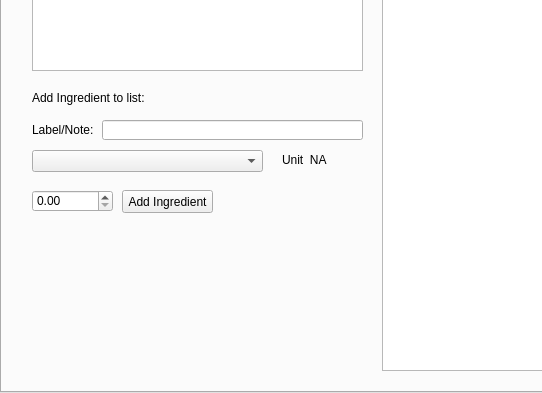
Qt form source/display.ui (RobertFirouzi/OurRecipes) before a commit; both pictures show x 0 to 542 and y 256 to 649 of the 1097 by 649 pixel window.
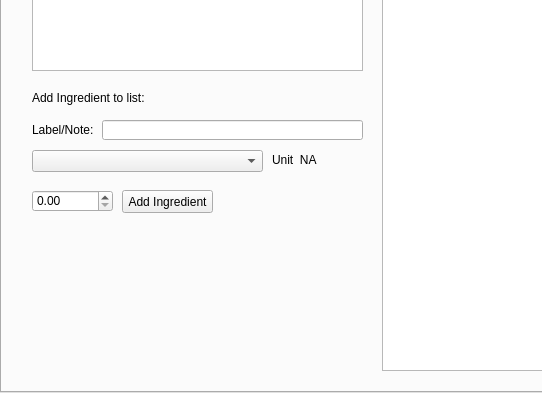
The same form after that commit. The open tabs and pages were chosen to show the change.

What changed in the file:
```diff
--- a/source/display.ui
+++ b/source/display.ui
@@ -520,7 +520,7 @@
    <widget class="QLabel" name="label_measureUnitView">
     <property name="geometry">
      <rect>
-      <x>280</x>
+      <x>270</x>
       <y>380</y>
       <width>51</width>
       <height>20</height>
```
Left out of the diff: 3 changed lines with no effect on the pictures.
